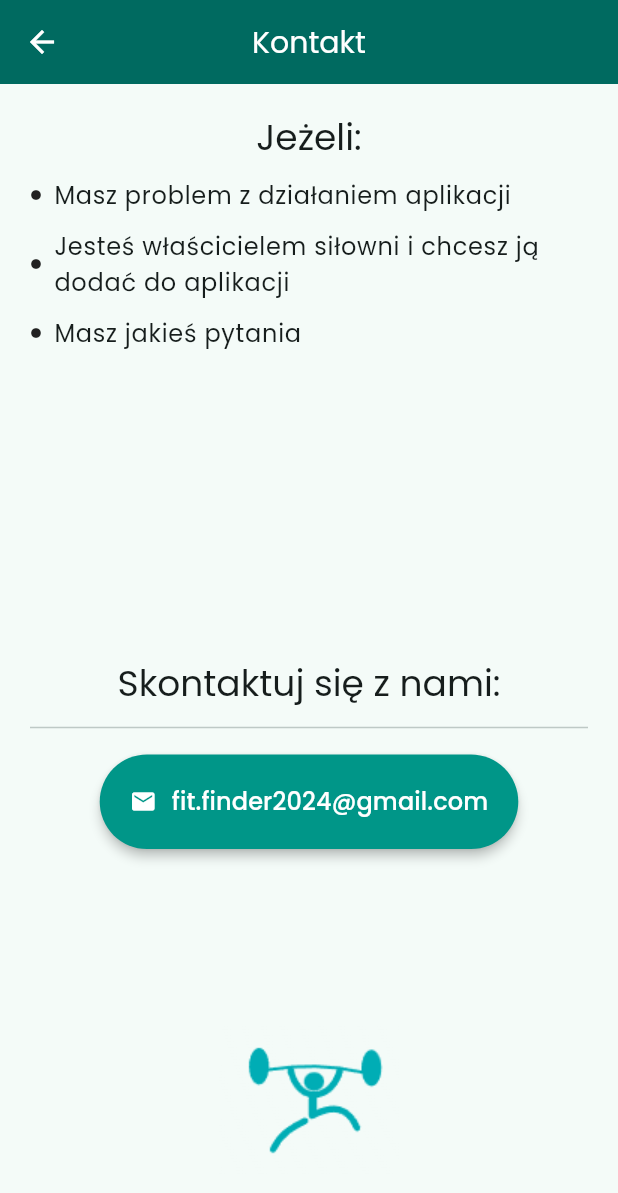
After one commit to MrLoles/FitFinder, a Flutter app: the ContactScreen screen opened directly, after a tap on "fit.finder2024@gmail.com", on a phone screen of 412 x 824 dp. The commit adds this screen. Shown: the top 1193 px of the screen. Run offline on Flutter 3.47's test engine with Material 3 defaults, Android fonts, the phone set to English and light mode, and no system bars; our stand-ins replace dio, email_validator, google_fonts, shared_preferences, smooth_page_indicator, table_calendar; accounts and stored records are empty; generated files the repository leaves out were written again.

Commit message:
FIT-29 first implementation of ContactScreen.dart

```diff
--- a/lib/main_page/MainScreen.dart
+++ b/lib/main_page/MainScreen.dart
@@ -1,4 +1,5 @@
-import 'package:fitfinder/main_page/additional_pages/MyWorkout.dart';
+import 'package:fitfinder/main_page/additional_pages/contact/ContactScreen.dart';
+import 'package:fitfinder/main_page/additional_pages/myWorkout/MyWorkout.dart';
 import 'package:flutter/material.dart';
 import 'package:shared_preferences/shared_preferences.dart';
 
@@ -362,6 +363,8 @@ class MenuItems extends StatelessWidget {
         ),
         ListTile(
           leading: const Icon(Icons.message),
+          onTap: () => Navigator.push(context,
+              MaterialPageRoute(builder: (context) => ContactScreen())),
           title: const Text("Kontakt"),
         ),
         GestureDetector(
--- /dev/null
+++ b/lib/main_page/additional_pages/contact/ContactScreen.dart
@@ -0,0 +1,141 @@
+import 'package:flutter/cupertino.dart';
+import 'package:flutter/material.dart';
+import 'package:flutter/widgets.dart';
+import 'package:url_launcher/url_launcher.dart';
+
+class ContactScreen extends StatelessWidget {
+  @override
+  Widget build(BuildContext context) {
+    Color primary = Theme
+        .of(context)
+        .primaryColor;
+
+    return Scaffold(
+        appBar: AppBar(
+          leading: IconButton(
+            icon: Icon(Icons.arrow_back),
+            onPressed: () => {Navigator.pop(context)},
+          ),
+          title: Text("Kontakt"),
+          backgroundColor: primary,
+          centerTitle: true,
+        ),
+        body: Container(
+          padding: EdgeInsets.all(20),
+          child: Column(
+            mainAxisAlignment: MainAxisAlignment.start,
+            crossAxisAlignment: CrossAxisAlignment.center,
+            children: [
+              Flexible(
+                fit: FlexFit.tight,
+                flex: 3,
+                child: Column(
+                  children: [
+                    Text("Jeżeli:",
+                        style: Theme
+                            .of(context)
+                            .textTheme
+                            .headlineSmall),
+                    _ListElementPoint(
+                        text: "Masz problem z działaniem aplikacji"),
+                    _ListElementPoint(
+                        text:
+                        "Jesteś właścicielem siłowni i chcesz ją dodać do aplikacji"),
+                    _ListElementPoint(
+                        text:
+                        "Masz jakieś pytania"),
+                  ],
+                ),
+              ),
+              Flexible(
+                  flex: 2,
+                  child: Column(
+                    children: [
+                      Text("Skontaktuj się z nami:", style: Theme
+                          .of(context)
+                          .textTheme
+                          .headlineSmall),
+                      Container(margin: EdgeInsets.only(top: 5, bottom: 10),
+                          child: Divider()),
+                      ElevatedButton(
+                        onPressed: () => _sendEmail('fit.finder2024@gmail.com'),
+                        style: ElevatedButton.styleFrom(
+                          backgroundColor: Colors.teal,
+                          elevation: 3,
+                          padding: EdgeInsets.all(20),
+                        ),
+                        child: Row(
+                          mainAxisSize: MainAxisSize.min,
+                          children: [
+                            Icon(
+                              Icons.email,
+                              color: Colors.white,
+                            ),
+                            SizedBox(width: 10),
+                            Text(
+                              'fit.finder2024@gmail.com',
+                              style: TextStyle(
+                                color: Colors.white,
+                                fontSize: 16,
+                              ),
+                            ),
+                          ],
+                        ),
+                      )
+                    ],
+                  )),
+              Flexible(
+                flex: 1,
+                child: Image.asset("assets/images/singleLogo.png"),
+              ),
+            ],
+          ),
+        ));
+  }
+
+  void _sendEmail(String email) async {
+    final Uri _emailLaunchUri = Uri(
+      scheme: 'mailto',
+      path: email,
+      query: 'subject=App Feedback&body=App Version 3.23'
+    );
+
+    var url = _emailLaunchUri.toString();
+    if (await canLaunch(url)) {
+      await launch(url);
+    } else {
+      throw 'Could not launch $url';
+    }
+  }
+}
+
+class _ListElementPoint extends StatelessWidget {
+  String text;
+
+  _ListElementPoint({super.key, required this.text});
+
+  @override
+  Widget build(BuildContext context) {
+    return Container(
+      margin: EdgeInsets.only(top: 10),
+      child: Row(
+        children: [
+          Icon(
+            Icons.circle,
+            size: 8,
+          ),
+          SizedBox(
+            width: 8,
+          ),
+          Expanded(
+            child: Text(
+              text,
+              style: Theme.of(context).textTheme.bodyLarge,
+              maxLines: 2,
+            ),
+          ),
+        ],
+      ),
+    );
+  }
+}
--- a/lib/main_page/additional_pages/AddWorkout.dart
+++ b/lib/main_page/additional_pages/myWorkout/AddWorkout.dart
@@ -7,9 +7,9 @@ import 'package:flutter/widgets.dart';
 import 'package:flutter_gen/gen_l10n/app_localizations.dart';
 
 
-import '../../API/training/model/Workout.dart';
-import '../../general/Calendar.dart';
-import '../../general/LoadingSpinner.dart';
+import '../../../API/training/model/Workout.dart';
+import '../../../general/Calendar.dart';
+import '../../../general/LoadingSpinner.dart';
 
 class AddWorkout extends StatelessWidget {
   @override
--- a/pubspec.yaml
+++ b/pubspec.yaml
@@ -16,7 +16,7 @@ publish_to: 'none' # Remove this line if you wish to publish to pub.dev
 # https://developer.apple.com/library/archive/documentation/General/Reference/InfoPlistKeyReference/Articles/CoreFoundationKeys.html
 # In Windows, build-name is used as the major, minor, and patch parts
 # of the product and file versions while build-number is used as the build suffix.
-version: 0.0.6
+version: 0.0.8
 
 environment:
   sdk: '>=3.1.4 <4.0.0'
@@ -46,6 +46,7 @@ dependencies:
   animated_widgets: ^1.1.0
   dio: ^5.4.1
   email_validator: ^2.1.17
+  url_launcher: 6.0.9
 
 dev_dependencies:
   flutter_test:
```
Also changed, not shown: lib/main_page/additional_pages/myWorkout/MyWorkout.dart (renamed from lib/main_page/additional_pages/MyWorkout.dart, +4 -4 lines).
